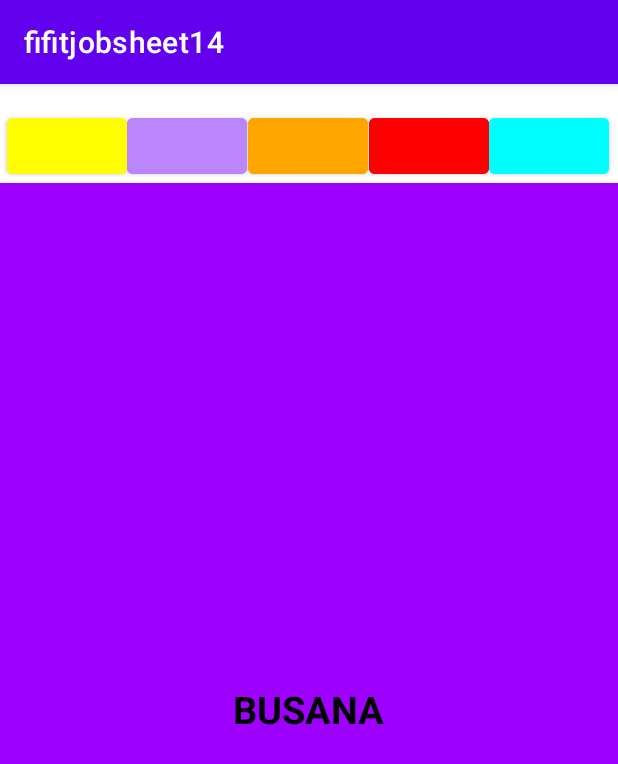
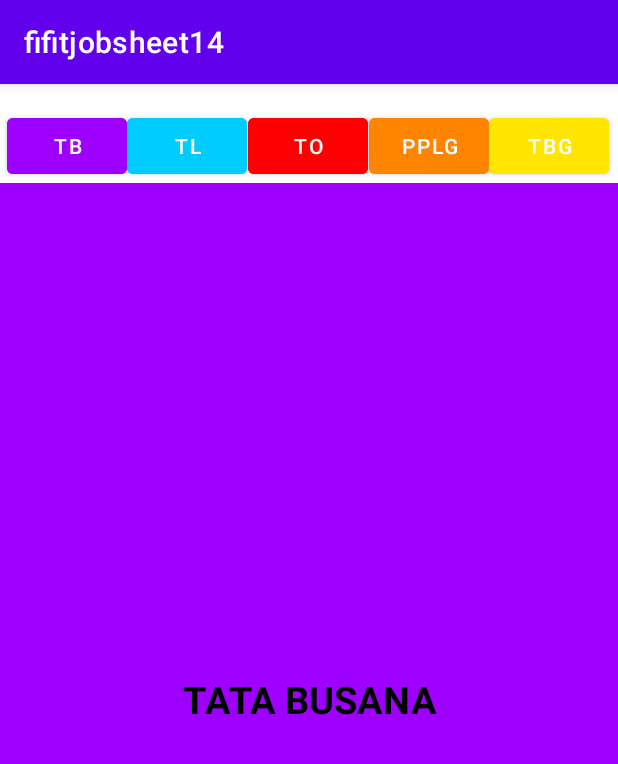
Before and after one commit to Fifitt/jobsheet14, an Android app: the fragment PurpleFragment placed in its activity, on a phone screen of 412 x 824 dp. Shown: the top 764 px of the screen. Run offline under Robolectric (Android 15) with nearby library versions, the phone set to English and light mode, and no system bars.

Commit message:
first commit

```diff
--- a/app/src/main/res/layout/activity_main.xml
+++ b/app/src/main/res/layout/activity_main.xml
@@ -5,12 +5,12 @@
     android:layout_width="match_parent"
     android:layout_height="match_parent"
     tools:context=".MainActivity">
-
     <Button
-        android:id="@+id/blue"
+        android:id="@+id/yellow"
         android:layout_width="80dp"
         android:layout_height="49dp"
-        android:backgroundTint="#00ffff"
+        android:backgroundTint="#FFE500"
+        android:text="TBG"
         app:layout_constraintBottom_toBottomOf="parent"
         app:layout_constraintEnd_toEndOf="parent"
         app:layout_constraintHorizontal_bias="0.981"
@@ -19,10 +19,11 @@
         app:layout_constraintVertical_bias="0.023" />
 
     <Button
-        android:id="@+id/orange"
+        android:id="@+id/red"
         android:layout_width="80dp"
         android:layout_height="49dp"
-        android:backgroundTint="#FFA500"
+        android:backgroundTint="#FF0000"
+        android:text="TO"
         app:layout_constraintBottom_toBottomOf="parent"
         app:layout_constraintEnd_toEndOf="parent"
         app:layout_constraintHorizontal_bias="0.498"
@@ -31,10 +32,11 @@
         app:layout_constraintVertical_bias="0.023" />
 
     <Button
-        android:id="@+id/red"
+        android:id="@+id/orange"
         android:layout_width="80dp"
         android:layout_height="49dp"
-        android:backgroundTint="#ff0000"
+        android:backgroundTint="#FF8400"
+        android:text="PPLG"
         app:layout_constraintBottom_toBottomOf="parent"
         app:layout_constraintEnd_toEndOf="parent"
         app:layout_constraintHorizontal_bias="0.74"
@@ -43,10 +45,11 @@
         app:layout_constraintVertical_bias="0.023" />
 
     <Button
-        android:id="@+id/yellow"
+        android:id="@+id/purple"
         android:layout_width="80dp"
         android:layout_height="49dp"
-        android:backgroundTint="#ffff00"
+        android:backgroundTint="#9D00FF"
+        android:text="TB"
         app:layout_constraintBottom_toBottomOf="parent"
         app:layout_constraintEnd_toEndOf="parent"
         app:layout_constraintHorizontal_bias="0.015"
@@ -55,10 +58,11 @@
         app:layout_constraintVertical_bias="0.023" />
 
     <Button
-        android:id="@+id/purple"
+        android:id="@+id/blue"
         android:layout_width="80dp"
         android:layout_height="49dp"
-        android:backgroundTint="@color/purple_200"
+        android:backgroundTint="#00CCFF"
+        android:text="TL"
         app:layout_constraintBottom_toBottomOf="parent"
         app:layout_constraintEnd_toEndOf="parent"
         app:layout_constraintHorizontal_bias="0.256"
@@ -70,7 +74,7 @@
         android:id="@+id/container"
         android:layout_width="match_parent"
         android:layout_height="0dp"
-        app:layout_constraintTop_toBottomOf="@+id/yellow"
+        app:layout_constraintTop_toBottomOf="@+id/purple"
         app:layout_constraintBottom_toBottomOf="parent"
         app:layout_constraintStart_toStartOf="parent"
         app:layout_constraintEnd_toEndOf="parent" />
--- a/app/src/main/res/layout/fragment_blue.xml
+++ b/app/src/main/res/layout/fragment_blue.xml
@@ -14,7 +14,7 @@
         <TextView
             android:layout_width="160dp"
             android:layout_height="34dp"
-            android:text="TPFL"
+            android:text="TEKNIK LAS"
             android:textAlignment="center"
             android:textSize="25sp"
             android:textColor="@color/black"
--- a/app/src/main/res/layout/fragment_purple.xml
+++ b/app/src/main/res/layout/fragment_purple.xml
@@ -12,18 +12,16 @@
         android:background="#9D00FF">
 
         <TextView
-            android:layout_width="160dp"
-            android:layout_height="34dp"
-            android:text="BUSANA"
+            android:layout_width="263dp"
+            android:layout_height="49dp"
+            android:text="TATA BUSANA"
             android:textAlignment="center"
             android:textColor="@color/black"
             android:textSize="25sp"
             android:textStyle="bold"
             app:layout_constraintBottom_toBottomOf="parent"
             app:layout_constraintEnd_toEndOf="parent"
-            app:layout_constraintHorizontal_bias="0.498"
             app:layout_constraintStart_toStartOf="parent"
-            app:layout_constraintTop_toTopOf="parent"
-            app:layout_constraintVertical_bias="0.499" />
+            app:layout_constraintTop_toTopOf="parent" />
     </androidx.constraintlayout.widget.ConstraintLayout>
 </FrameLayout>
--- a/app/src/main/res/layout/fragment_red.xml
+++ b/app/src/main/res/layout/fragment_red.xml
@@ -12,12 +12,13 @@
         android:background="#FF0000">
 
         <TextView
-            android:layout_width="160dp"
-            android:layout_height="34dp"
-            android:text="TO"
-            android:textStyle="bold"
+            android:layout_width="272dp"
+            android:layout_height="53dp"
+            android:text="TEKNIK OTOM0TIF"
             android:textAlignment="center"
             android:textSize="25sp"
+            android:textColor="@color/black"
+            android:textStyle="bold"
             app:layout_constraintBottom_toBottomOf="parent"
             app:layout_constraintEnd_toEndOf="parent"
             app:layout_constraintHorizontal_bias="0.498"
--- a/app/src/main/res/layout/fragment_yellow.xml
+++ b/app/src/main/res/layout/fragment_yellow.xml
@@ -14,7 +14,7 @@
         <TextView
             android:layout_width="160dp"
             android:layout_height="34dp"
-            android:text="KULINER"
+            android:text="TATA BOGA"
             android:textAlignment="center"
             android:textColor="@color/black"
             android:textSize="25sp"
```
